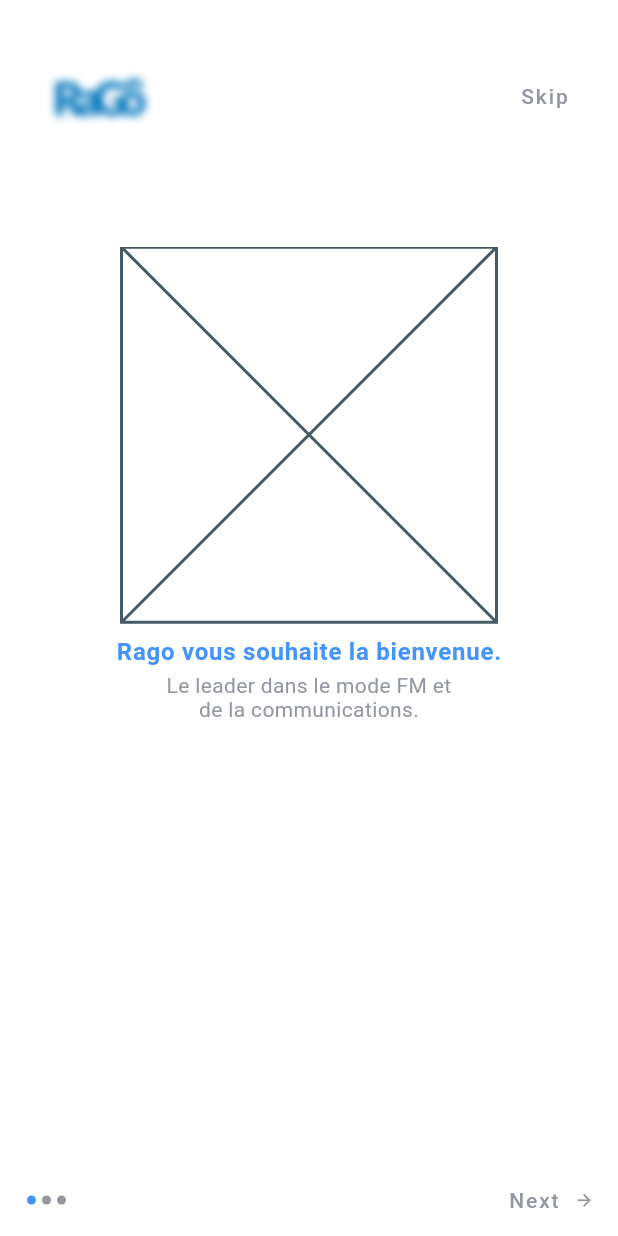
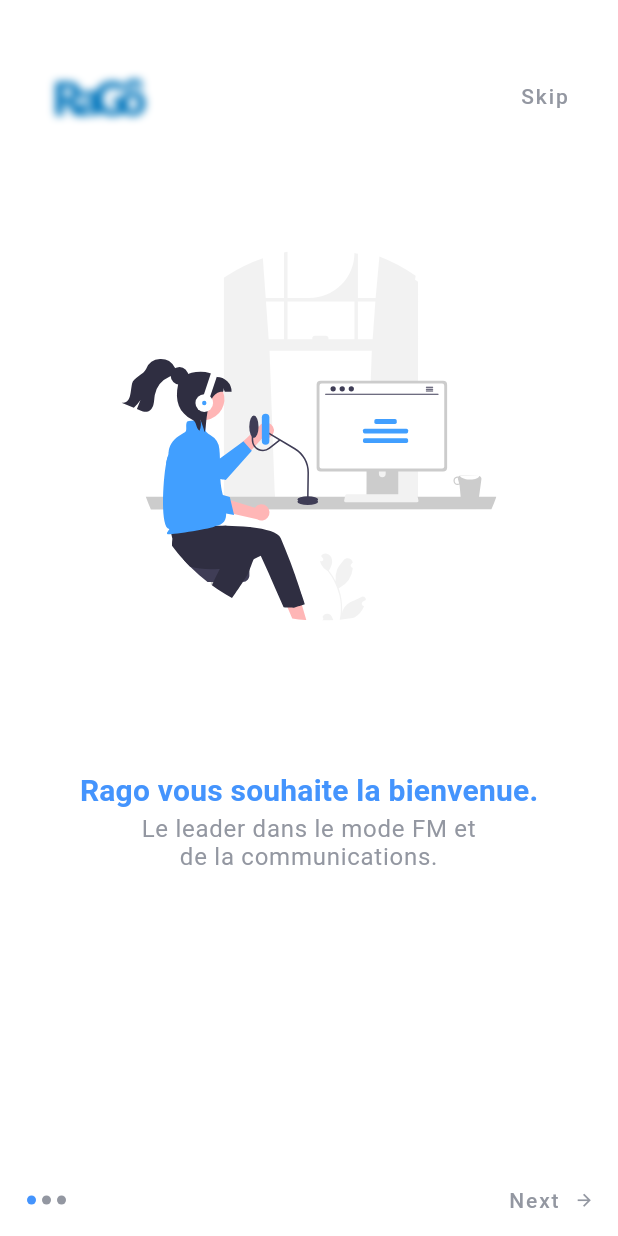
Before and after one commit to chizakasipascal/rago, a Flutter app: the screen it shows after launch, on a phone screen of 412 x 824 dp. Run offline on Flutter 3.47's test engine with Material 2 defaults, Android fonts, the phone set to English and light mode, and no system bars; our stand-ins replace flutter_svg, google_fonts, lottie.

Commit message:
refactoring intropage

```diff
--- a/lib/src/constante/assets.dart
+++ b/lib/src/constante/assets.dart
@@ -3,6 +3,7 @@ class Assets {
   static const String pathAssetsIcon = "assets/icon/";
   static const String pathAssetsGif = "assets/gif/";
   static const String pathAssetsJson = "assets/json/";
+  static const String pathAssetsSvg = "assets/svg/";
   Assets._();
 
   static const String radioOff = "${pathAssetsGif}radio_off.jpg";
@@ -25,4 +26,7 @@ class Assets {
   static const String podcast = "${pathAssetsJson}podcast.svg";
   static const String favorite = "${pathAssetsJson}favorite.json";
   static const String welcome = "${pathAssetsJson}welcome.json";
+//
+  static const String poadcast = "${pathAssetsSvg}podcast.svg";
+  static const String recoding = "${pathAssetsSvg}recording.svg";
 }
--- a/lib/src/views/screens/intropage.dart
+++ b/lib/src/views/screens/intropage.dart
@@ -1,4 +1,5 @@
 import 'package:flutter/material.dart';
+import 'package:flutter_svg/flutter_svg.dart';
 import 'package:rago/src/constante/assets.dart';
 
 import 'package:flutter/services.dart';
@@ -91,15 +92,15 @@ class _OnboardingScreenState extends State<OnboardingScreen> {
                         Column(
                           crossAxisAlignment: CrossAxisAlignment.center,
                           children: <Widget>[
-                            const SizedBox(
+                            SizedBox(
                               height: 250,
                               width: 250,
-                              child: Placeholder(),
+                              child: SvgPicture.asset(Assets.poadcast),
                             ),
-                            const SizedBox(height: 10.0),
+                            const SizedBox(height: 100.0),
                             Text(
                               'Rago vous souhaite la bienvenue.',
-                              style: themeData.textTheme.bodyLarge!.copyWith(
+                              style: themeData.textTheme.headline6!.copyWith(
                                 color: kRago,
                                 fontWeight: FontWeight.bold,
                               ),
@@ -108,7 +109,7 @@ class _OnboardingScreenState extends State<OnboardingScreen> {
                             Text(
                               'Le leader dans le mode FM et \nde la communications.',
                               textAlign: TextAlign.center,
-                              style: themeData.textTheme.bodyText2,
+                              style: themeData.textTheme.bodyLarge,
                             ),
                           ],
                         ),
@@ -117,17 +118,16 @@ class _OnboardingScreenState extends State<OnboardingScreen> {
                           child: Column(
                             crossAxisAlignment: CrossAxisAlignment.center,
                             children: <Widget>[
-                              const Image(
-                                image: AssetImage(
-                                  Assets.logoRagoS,
-                                ),
-                                height: 300.0,
-                                width: 300.0,
+                              SizedBox(
+                                height: 250,
+                                width: 250,
+                                child: SvgPicture.asset(Assets.recoding),
                               ),
+                              const SizedBox(height: 100.0),
                               Text(
-                                'Le leader dans le mode FM et \nde la communications.',
+                                'Rec.',
                                 textAlign: TextAlign.center,
-                                style: themeData.textTheme.bodyText2,
+                                style: themeData.textTheme.bodyLarge,
                               ),
                             ],
                           ),
--- a/pubspec.yaml
+++ b/pubspec.yaml
@@ -35,3 +35,4 @@ flutter:
     - assets/icon/
     - assets/gif/
     - assets/json/
+    - assets/svg/
```
Also changed, not shown: assets/svg/podcast.svg (added), assets/svg/recording.svg (added).
